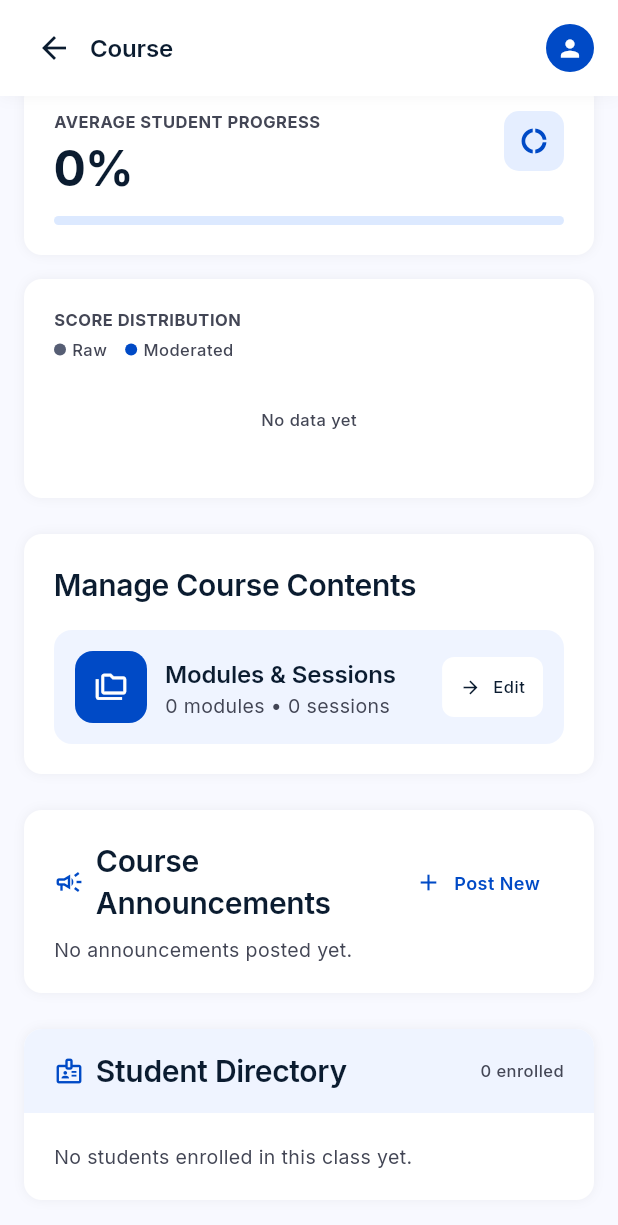
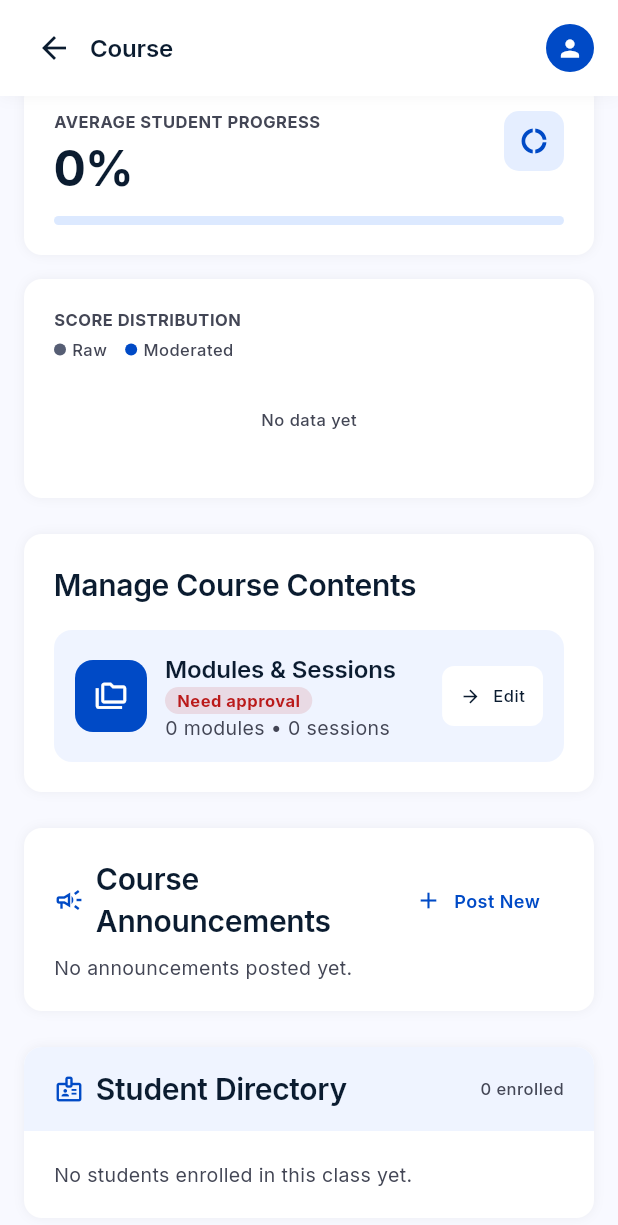
Before and after one commit to zheungyikgain12234/AIEI_LMS, a Flutter app: the CourseDashboardScreen screen opened directly with empty values, scrolled down 562 dp, on a phone screen of 412 x 824 dp. Shown: the top 1225 px of the screen. Run offline on Flutter 3.47's test engine with Material 3 defaults, Android fonts, the phone set to English and light mode, and no system bars; our stand-ins replace file_picker, flutter_riverpod, flutter_svg, google_fonts, supabase_flutter, video_player and 2 more; missing offline and left inert: dart:js_interop, flutter_quill; accounts and stored records are empty.

Commit message:
heuristic number 7

```diff
--- a/lib/presentation/screens/faculty_portal/course_dashboard_screen.dart
+++ b/lib/presentation/screens/faculty_portal/course_dashboard_screen.dart
@@ -10,6 +10,7 @@ import 'package:stitch_aiei_lms/data/repositories/supabase_app_settings_reposito
 import 'package:stitch_aiei_lms/data/repositories/supabase_assignment_repository_impl.dart';
 import 'package:stitch_aiei_lms/data/repositories/supabase_exam_repository_impl.dart';
 import 'package:stitch_aiei_lms/data/repositories/supabase_faculty_repository_impl.dart';
+import 'package:stitch_aiei_lms/domain/models/course_section.dart';
 import 'package:stitch_aiei_lms/domain/models/grade_scale.dart';
 import 'package:stitch_aiei_lms/domain/models/content_block_submission.dart';
 import 'package:stitch_aiei_lms/domain/models/course_announcement.dart';
@@ -68,6 +69,7 @@ class _CourseDashboardScreenState extends State<CourseDashboardScreen> {
   int _flaggedCount = 0;
   int _moduleCount = 0;
   int _sessionCount = 0;
+  String _syllabusStatus = SyllabusStatus.draft;
   int _totalAssignmentBlocks = 0;
   List<RosterRow> _rosterRows = const [];
   List<AssessmentColumn> _assessmentColumns = const [];
@@ -119,6 +121,8 @@ class _CourseDashboardScreenState extends State<CourseDashboardScreen> {
     // Student Directory's progress/assignment/quiz columns below. ────────
     final moduleRows = await _client.from('course_modules').select('id').eq('section_id', widget.sectionId);
     final moduleIds = [for (final row in moduleRows as List) row['id'] as String];
+    final statusRow = await _client.from('course_sections').select('syllabus_status').eq('id', widget.sectionId).maybeSingle();
+    final syllabusStatus = statusRow?['syllabus_status'] as String? ?? SyllabusStatus.draft;
     final sessionRows = moduleIds.isEmpty
         ? const <dynamic>[]
         : await _client.from('sessions').select('id').inFilter('module_id', moduleIds);
@@ -294,6 +298,7 @@ class _CourseDashboardScreenState extends State<CourseDashboardScreen> {
       _flaggedCount = flaggedCount;
       _moduleCount = modules.length;
       _sessionCount = sessionIds.length;
+      _syllabusStatus = syllabusStatus;
       _totalAssignmentBlocks = totalAssignmentBlocks;
       _rosterRows = rosterRows;
       _assessmentColumns = assessmentColumns;
@@ -586,6 +591,7 @@ class _CourseDashboardScreenState extends State<CourseDashboardScreen> {
             iconColor: Colors.white,
             title: 'Modules & Sessions',
             subtitle: '$_moduleCount modules • $_sessionCount sessions',
+            statusPill: _syllabusStatusPill(),
             ctaLabel: 'Edit',
             onTap: _openSyllabusEditor,
           ),
@@ -706,6 +712,19 @@ class _CourseDashboardScreenState extends State<CourseDashboardScreen> {
     );
   }
 
+  Widget _syllabusStatusPill() {
+    final (label, color) = switch (_syllabusStatus) {
+      SyllabusStatus.approved => ('Approved', const Color(0xFF2E7D32)),
+      SyllabusStatus.submitted => ('Submitted for approval', const Color(0xFFB26A00)),
+      _ => ('Need approval', FacultyColors.error),
+    };
+    return Container(
+      padding: const EdgeInsets.symmetric(horizontal: 8, vertical: 2),
+      decoration: BoxDecoration(color: color.withValues(alpha: 0.12), borderRadius: BorderRadius.circular(999)),
+      child: Text(label, style: FacultyTypography.labelXs(color: color).copyWith(fontWeight: FontWeight.w700)),
+    );
+  }
+
   Widget _hubRow({
     required IconData icon,
     required Color iconBg,
@@ -713,6 +732,7 @@ class _CourseDashboardScreenState extends State<CourseDashboardScreen> {
     required String title,
     required String subtitle,
     String? trailingBadge,
+    Widget? statusPill,
     required String ctaLabel,
     required VoidCallback onTap,
   }) {
@@ -732,7 +752,14 @@ class _CourseDashboardScreenState extends State<CourseDashboardScreen> {
             child: Column(
               crossAxisAlignment: CrossAxisAlignment.start,
               children: [
-                Text(title, style: FacultyTypography.titleSm()),
+                Wrap(
+                  crossAxisAlignment: WrapCrossAlignment.center,
+                  spacing: 8,
+                  children: [
+                    Text(title, style: FacultyTypography.titleSm()),
+                    ?statusPill,
+                  ],
+                ),
                 Row(
                   children: [
                     Text(subtitle, style: FacultyTypography.bodySm()),
```
